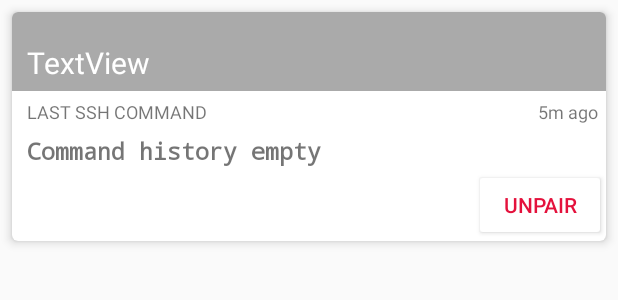
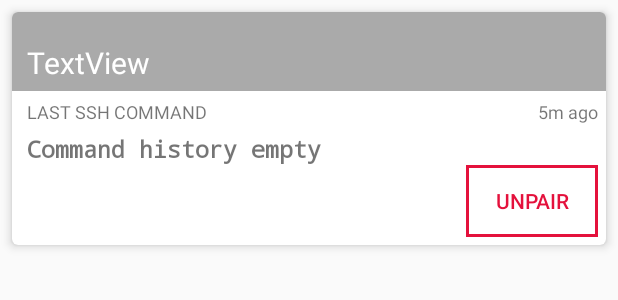
Before and after one commit to kryptco/krypton-android, an Android app: the layout device.xml on its own in the app's theme, with its tools: preview values and no code run, on a phone screen of 412 x 824 dp. Shown: the top 300 px of the screen. Run offline under Robolectric (Android 15) with nearby library versions, the phone set to English and light mode, and no system bars.

Commit message:
flatten Unpair button

```diff
--- /dev/null
+++ b/app/src/main/res/drawable/flat_button.xml
@@ -0,0 +1,7 @@
+<?xml version="1.0" encoding="utf-8"?>
+<shape xmlns:android="http://schemas.android.com/apk/res/android"
+    android:shape="rectangle">
+    <solid android:color="#00000000" />
+    <corners android:radius="0dp" />
+    <stroke android:width="3px" android:color="#000000" />
+</shape>
--- a/app/src/main/res/layout/device.xml
+++ b/app/src/main/res/layout/device.xml
@@ -15,7 +15,7 @@
         android:layout_width="fill_parent"
         android:layout_height="wrap_content"
         android:orientation="vertical"
-        android:id="@+id/unpairButton">
+        android:id="@+id/constraintLayout">
 
         <TextView
             android:text="TextView"
@@ -88,7 +88,10 @@
                 app:layout_constraintRight_toRightOf="parent"
                 app:layout_constraintBottom_toBottomOf="parent"
                 android:textSize="14sp"
-                android:backgroundTint="@color/cardview_light_background" />
+                android:backgroundTint="@color/colorDestructive"
+                android:background="@drawable/flat_button"
+                android:layout_marginBottom="5dp"
+                android:layout_marginEnd="5dp" />
         </android.support.constraint.ConstraintLayout>
 
     </android.support.constraint.ConstraintLayout>
```
